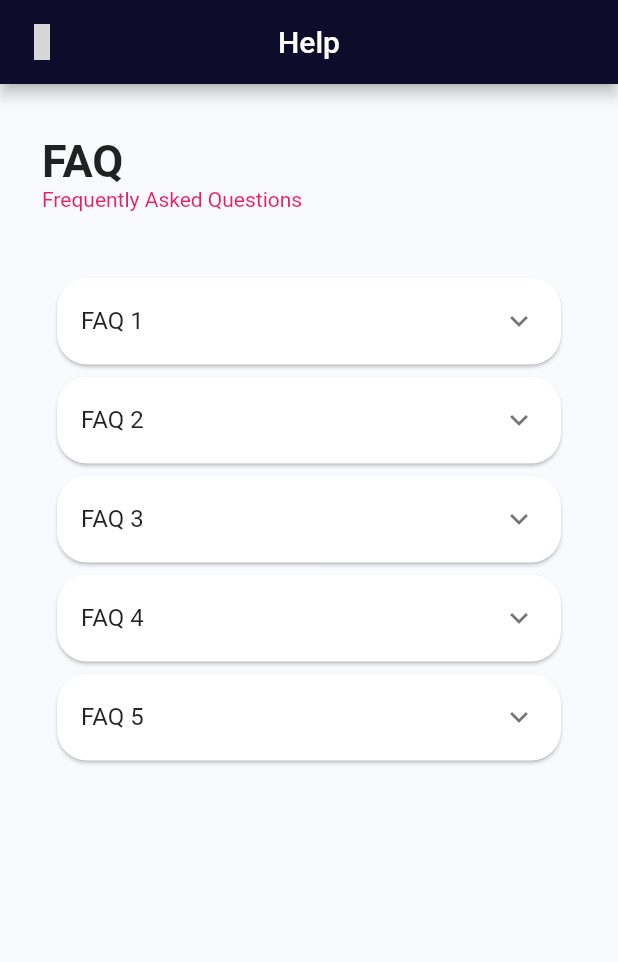
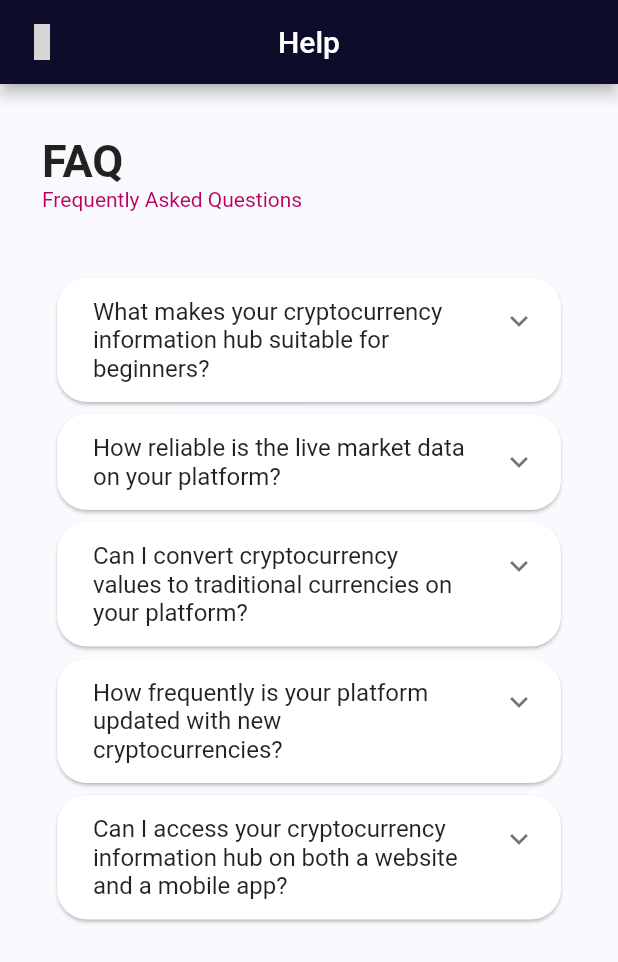
Before and after one commit to nornaleyda/DRC-CryptoPal-Mobile, a Flutter app: the HelpPage screen opened directly, on a phone screen of 412 x 824 dp. Shown: the top 962 px of the screen. Run offline on Flutter 3.47's test engine with Material 2 defaults, Android fonts, the light colour scheme and no system bars; our stand-ins replace carousel_slider, cloud_firestore, firebase_auth, firebase_core, flutter_bloc, syncfusion_flutter_charts; missing offline and left inert: akar_icons_flutter; accounts and stored records are empty; network calls fail; grey boxes are pictures that could not be loaded.

Commit message:
add about us and help page content

```diff
--- a/lib/api/chart_api.dart
+++ b/lib/api/chart_api.dart
@@ -135,7 +135,7 @@ class ChartState extends State<Chart> {
                     xValueMapper: (DataPoint data, _) => data.x,
                     yValueMapper: (DataPoint data, _) => data.y,
                     markerSettings: const MarkerSettings(isVisible: true),
-                    color: Colors.pinkAccent,
+                    color: const Color(0xFFA155B9),
                   ),
                 ],
               );
--- a/lib/register/login.dart
+++ b/lib/register/login.dart
@@ -68,7 +68,7 @@ class _LoginState extends State<Login> {
                     onPressed: () => Navigator.of(context).pop(),
                     child: const Text(
                       'OK',
-                      style: TextStyle(color: Colors.pink),
+                      style: TextStyle(color: Color(0xFFBB0163)),
                     ),
                   ),
                 ],
@@ -138,10 +138,6 @@ class _LoginState extends State<Login> {
                   return child;
                 },
               ),
-              // MaterialPageRoute(
-              //   builder: (context) =>
-              //       OnboardingPage(emailController: emailController),
-              // ),
             );
           },
         ),
--- a/lib/register/signup.dart
+++ b/lib/register/signup.dart
@@ -68,7 +68,7 @@ class _SignUpState extends State<SignUp> {
                 'Registered successfully. Please check your email for verification.'),
             actions: [
               TextButton(
-                child: const Text('OK', style: TextStyle(color: Colors.pink)),
+                child: const Text('OK', style: TextStyle(color: Color(0xFFBB0163))),
                 onPressed: () {
                   Navigator.of(context).pop();
                   Navigator.pushReplacement(
--- a/lib/views/help.dart
+++ b/lib/views/help.dart
@@ -11,24 +11,33 @@ class HelpPage extends StatefulWidget {
 class _HelpPageState extends State<HelpPage> {
   List<FAQItem> faqItems = [
     FAQItem(
-      question: 'FAQ 1',
-      answer: 'Answer 1',
+      question:
+          'What makes your cryptocurrency information hub suitable for beginners?',
+      answer:
+          'Discover the world of cryptocurrencies with ease! Our user-friendly hub is tailor-made for beginners. With a simple interface and clear explanations, young adults aged 18-29 can confidently explore and understand the basics of cryptocurrencies.',
     ),
     FAQItem(
-      question: 'FAQ 2',
-      answer: 'Answer 2',
+      question: 'How reliable is the live market data on your platform?',
+      answer:
+          'We source our live market data from the Crypto Compare API, a reputable and widely used cryptocurrency data provider. By leveraging this API, we ensure that the market data presented on our platform is accurate, up-to-date, and reliable. ',
     ),
     FAQItem(
-      question: 'FAQ 3',
-      answer: 'Answer 3',
+      question:
+          'Can I convert cryptocurrency values to traditional currencies on your platform?',
+      answer:
+          'Our cryptocurrency information hub features a currency converter. With this tool, you can easily convert cryptocurrency values to traditional currencies, allowing you to understand the monetary implications of different cryptocurrencies.',
     ),
     FAQItem(
-      question: 'FAQ 4',
-      answer: 'Answer 4',
+      question:
+          'How frequently is your platform updated with new cryptocurrencies?',
+      answer:
+          'Our team actively monitors the cryptocurrency landscape and adds new cryptocurrencies as they emerge and gain prominence. We ensure that our users can access a comprehensive list of existing cryptocurrencies, enabling them to explore more options. ',
     ),
     FAQItem(
-      question: 'FAQ 5',
-      answer: 'Answer 5',
+      question:
+          'Can I access your cryptocurrency information hub on both a website and a mobile app?',
+      answer:
+          'Absolutely! We understand the importance of accessibility and convenience. Our cryptocurrency information hub is available as a website and a mobile app. The website is the primary platform, offering a comprehensive and immersive experience.',
     ),
   ];
 
@@ -51,7 +60,6 @@ class _HelpPageState extends State<HelpPage> {
       ),
       backgroundColor: const Color(0xFFF9FAFD),
       body: SingleChildScrollView(
-        // Wrap the Column with SingleChildScrollView
         child: Padding(
           padding: const EdgeInsets.all(16.0),
           child: Column(
@@ -76,7 +84,7 @@ class _HelpPageState extends State<HelpPage> {
                       children: const [
                         Text(
                           'Frequently Asked Questions',
-                          style: TextStyle(color: Colors.pink),
+                          style: TextStyle(color: Color(0xFFBB0163)),
                         )
                       ],
                     ),
@@ -85,7 +93,7 @@ class _HelpPageState extends State<HelpPage> {
               ),
               const SizedBox(height: 40),
               ListView.builder(
-                shrinkWrap: true, // Set shrinkWrap to true
+                shrinkWrap: true,
                 itemCount: faqItems.length,
                 itemBuilder: (BuildContext context, int index) {
                   return Padding(
@@ -102,15 +110,18 @@ class _HelpPageState extends State<HelpPage> {
                             borderRadius: BorderRadius.circular(10.0),
                             color: Colors.white,
                           ),
-                          child: Text(
-                            faqItems[index].question,
+                          child: Padding(
+                            padding: const EdgeInsets.all(8.0),
+                            child: Text(
+                              faqItems[index].question,
+                            ),
                           ),
                         ),
                         children: [
                           Container(
                             decoration: BoxDecoration(
                                 borderRadius: BorderRadius.circular(10.0),
-                                color: Colors.pink),
+                                color: Color(0xFFBB0163)),
                             width: MediaQuery.of(context).size.width,
                             child: Padding(
                               padding:
@@ -119,6 +130,7 @@ class _HelpPageState extends State<HelpPage> {
                                 padding: const EdgeInsets.all(10.0),
                                 child: Text(
                                   faqItems[index].answer,
+                                  textAlign: TextAlign.justify,
                                   style: const TextStyle(color: Colors.white),
                                 ),
                               ),
--- a/pubspec.yaml
+++ b/pubspec.yaml
@@ -49,6 +49,7 @@ dependencies:
   carousel_slider: ^4.2.1
   akar_icons_flutter: ^1.1.16
   url_launcher: ^6.1.11
+  google_fonts: ^4.0.4
 
 dev_dependencies:
   flutter_test:
@@ -83,6 +84,7 @@ flutter:
     - assets/money_converter.png
     - assets/potrait_logo.png
     - assets/about.png
+    - assets/logo.png
 
   # An image asset can refer to one or more resolution-specific "variants", see
   # https://flutter.dev/assets-and-images/#resolution-aware
```
Also changed, not shown: lib/register/onboarding.dart (+10 -5 lines), lib/utils/crypto_utils.dart (+6 -7 lines), lib/utils/filter_buttons.dart (+8 -8 lines), lib/views/about.dart (+21 -1 lines), lib/views/description.dart (+5 -3 lines), lib/widget/description_card.dart (+4 -18 lines), lib/widget/market_body_card.dart (+5 -4 lines), assets/logo.png (added), 7 other files.
